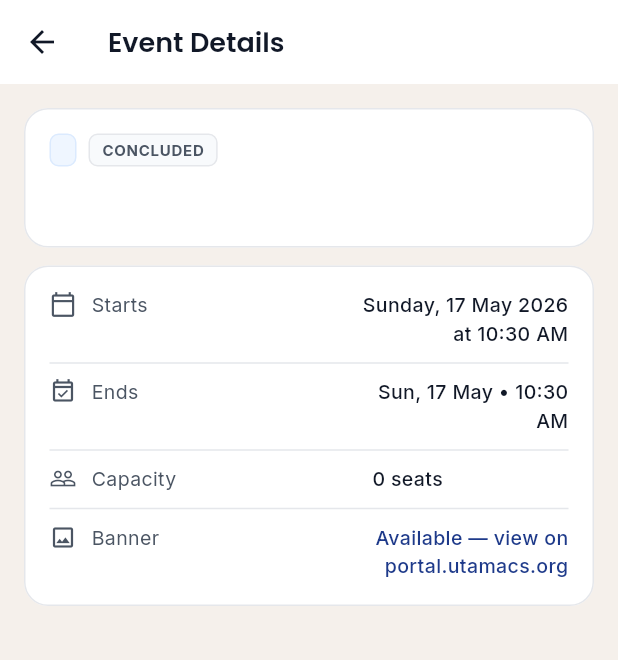
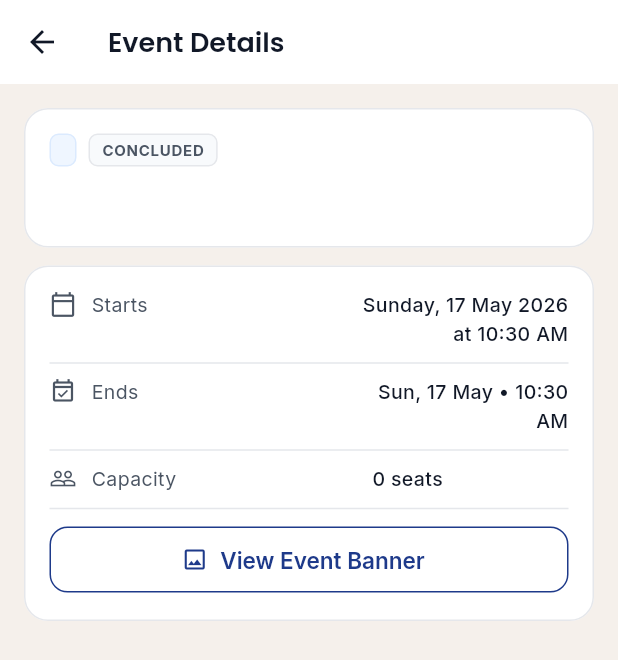
Before and after one commit to utamacs/utamacs-website, a Flutter app: the EventDetailScreen screen opened directly with empty values, on a phone screen of 412 x 824 dp. Shown: the top 660 px of the screen. Run offline on Flutter 3.47's test engine with Material 3 defaults, Android fonts, the phone set to English and light mode, and no system bars; our stand-ins replace flutter_dotenv, flutter_riverpod, go_router, google_fonts, qr_flutter, riverpod_annotation and 2 more; accounts and stored records are empty; generated files the repository leaves out were written again.

Commit message:
feat(mobile): batch 33 — gallery album cover images, events banner viewer
- Gallery: GalleryAlbum gains coverKey field; fetchCoverUrl() generates
  Supabase signed URL from gallery-photos bucket; _AlbumCard upgraded to
  ConsumerWidget with real cover image + warm-colour fallback
- Events: replace static banner text with _BannerButton (url_launcher →
  portal.utamacs.org/portal/events/{id}) in event_detail_screen
- Gap plan: 164→167 done (Gallery 2→3, Events 7→8, Maids table fix 8→9)

Co-Authored-By: Claude Sonnet 4.6 <noreply@anthropic.com>

```diff
--- a/mobile/lib/features/events/presentation/screens/event_detail_screen.dart
+++ b/mobile/lib/features/events/presentation/screens/event_detail_screen.dart
@@ -2,6 +2,7 @@ import 'package:flutter/material.dart';
 import 'package:flutter_riverpod/flutter_riverpod.dart';
 import 'package:google_fonts/google_fonts.dart';
 import 'package:intl/intl.dart';
+import 'package:url_launcher/url_launcher.dart';
 import '../../../../core/theme/app_theme.dart';
 import '../../../../shared/widgets/app_card.dart';
 import '../../../auth/domain/auth_notifier.dart';
@@ -280,12 +281,7 @@ class _EventDetailScreenState extends ConsumerState<EventDetailScreen> {
                 ],
                 if (event.bannerKey != null) ...[
                   const Divider(height: 20),
-                  _DetailRow(
-                    icon: Icons.image_outlined,
-                    label: 'Banner',
-                    value: 'Available — view on portal.utamacs.org',
-                    valueColor: kPrimary600,
-                  ),
+                  _BannerButton(eventId: event.id),
                 ],
               ],
             ),
@@ -763,3 +759,34 @@ class _GuestCountModalState extends State<_GuestCountModal> {
     );
   }
 }
+
+// ---------------------------------------------------------------------------
+// Banner button — opens event portal page to view banner
+// ---------------------------------------------------------------------------
+
+class _BannerButton extends StatelessWidget {
+  final String eventId;
+  const _BannerButton({required this.eventId});
+
+  @override
+  Widget build(BuildContext context) {
+    return OutlinedButton.icon(
+      style: OutlinedButton.styleFrom(
+        foregroundColor: kPrimary600,
+        side: const BorderSide(color: kPrimary600),
+        minimumSize: const Size(double.infinity, 44),
+        shape:
+            RoundedRectangleBorder(borderRadius: BorderRadius.circular(12)),
+      ),
+      icon: const Icon(Icons.image_outlined, size: 18),
+      label: const Text('View Event Banner'),
+      onPressed: () async {
+        final uri = Uri.parse(
+            'https://portal.utamacs.org/portal/events/$eventId');
+        if (await canLaunchUrl(uri)) {
+          await launchUrl(uri, mode: LaunchMode.externalApplication);
+        }
+      },
+    );
+  }
+}
```
Also changed, not shown: mobile/lib/features/gallery/data/gallery_repository.dart (+20 -0 lines), mobile/lib/features/gallery/presentation/screens/gallery_screen.dart (+25 -4 lines), 1 other file.
